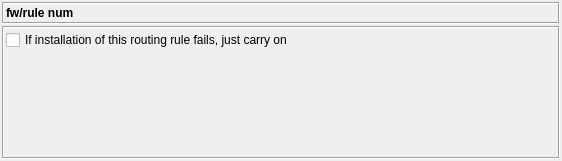
The window that src/gui/routingruleoptionsdialog_q.ui (fwbuilder/fwbuilder) describes before a commit, drawn with Qt 5.
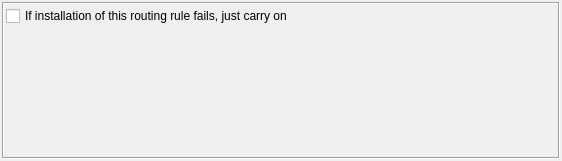
The same window after the commit.

Commit message: fixes #491, #501 dialog layout fixes to make them look more consistent, using widget promotion feature in Designer to build stack of editor dialogs in the bottom panel of the main window instead of building them at run time

What changed in the file:
```diff
--- a/src/gui/routingruleoptionsdialog_q.ui
+++ b/src/gui/routingruleoptionsdialog_q.ui
@@ -16,19 +16,7 @@
    <property name="leftMargin" >
     <number>2</number>
    </property>
-   <property name="topMargin" >
-    <number>2</number>
-   </property>
-   <property name="rightMargin" >
-    <number>2</number>
-   </property>
-   <property name="bottomMargin" >
-    <number>2</number>
-   </property>
-   <property name="horizontalSpacing" >
-    <number>2</number>
-   </property>
-   <property name="verticalSpacing" >
+   <property name="spacing" >
     <number>2</number>
    </property>
    <item row="0" column="0" >
@@ -39,73 +27,6 @@
      <property name="leftMargin" >
       <number>0</number>
      </property>
-     <property name="topMargin" >
-      <number>0</number>
-     </property>
-     <property name="rightMargin" >
-      <number>0</number>
-     </property>
-     <property name="bottomMargin" >
-      <number>0</number>
-     </property>
-     <item>
-      <widget class="QFrame" name="frame3" >
-       <property name="sizePolicy" >
-        <sizepolicy vsizetype="Fixed" hsizetype="Preferred" >
-         <horstretch>0</horstretch>
-         <verstretch>0</verstretch>
-        </sizepolicy>
-       </property>
-       <property name="minimumSize" >
-        <size>
-         <width>16</width>
-         <height>20</height>
-        </size>
-       </property>
-       <property name="frameShape" >
-        <enum>QFrame::Box</enum>
-       </property>
-       <property name="frameShadow" >
-        <enum>QFrame::Sunken</enum>
-       </property>
-       <layout class="QGridLayout" >
-        <property name="leftMargin" >
-         <number>2</number>
-        </property>
-        <property name="topMargin" >
-         <number>2</number>
-        </property>
-        <property name="rightMargin" >
-         <number>2</number>
-        </property>
-        <property name="bottomMargin" >
-         <number>2</number>
-        </property>
-        <property name="horizontalSpacing" >
-         <number>2</number>
-        </property>
-        <property name="verticalSpacing" >
-         <number>2</number>
-        </property>
-        <item row="0" column="0" >
-         <widget class="QLabel" name="editorTitle" >
-          <property name="font" >
-           <font>
-            <weight>75</weight>
-            <bold>true</bold>
-           </font>
-          </property>
-          <property name="text" >
-           <string>fw/rule num</string>
-          </property>
-          <property name="wordWrap" >
-           <bool>false</bool>
-          </property>
-         </widget>
-        </item>
-       </layout>
-      </widget>
-     </item>
      <item>
       <widget class="QStackedWidget" name="wStack" >
        <property name="sizePolicy" >
@@ -122,22 +43,10 @@
        </property>
        <widget class="QWidget" name="page0" >
         <layout class="QGridLayout" >
-         <property name="leftMargin" >
+         <property name="margin" >
           <number>0</number>
          </property>
-         <property name="topMargin" >
-          <number>0</number>
-         </property>
-         <property name="rightMargin" >
-          <number>0</number>
-         </property>
-         <property name="bottomMargin" >
-          <number>0</number>
-         </property>
-         <property name="horizontalSpacing" >
-          <number>2</number>
-         </property>
-         <property name="verticalSpacing" >
+         <property name="spacing" >
           <number>2</number>
          </property>
          <item row="0" column="0" >
@@ -149,22 +58,10 @@
             <enum>QFrame::Raised</enum>
            </property>
            <layout class="QGridLayout" >
-            <property name="leftMargin" >
+            <property name="margin" >
              <number>2</number>
             </property>
-            <property name="topMargin" >
-             <number>2</number>
-            </property>
-            <property name="rightMargin" >
-             <number>2</number>
-            </property>
-            <property name="bottomMargin" >
-             <number>2</number>
-            </property>
-            <property name="horizontalSpacing" >
-             <number>2</number>
-            </property>
-            <property name="verticalSpacing" >
+            <property name="spacing" >
              <number>2</number>
             </property>
             <item row="2" column="0" colspan="3" >
```
Left out of the diff: 40 changed lines with no effect on the pictures. The commit also changes 49 other files.
